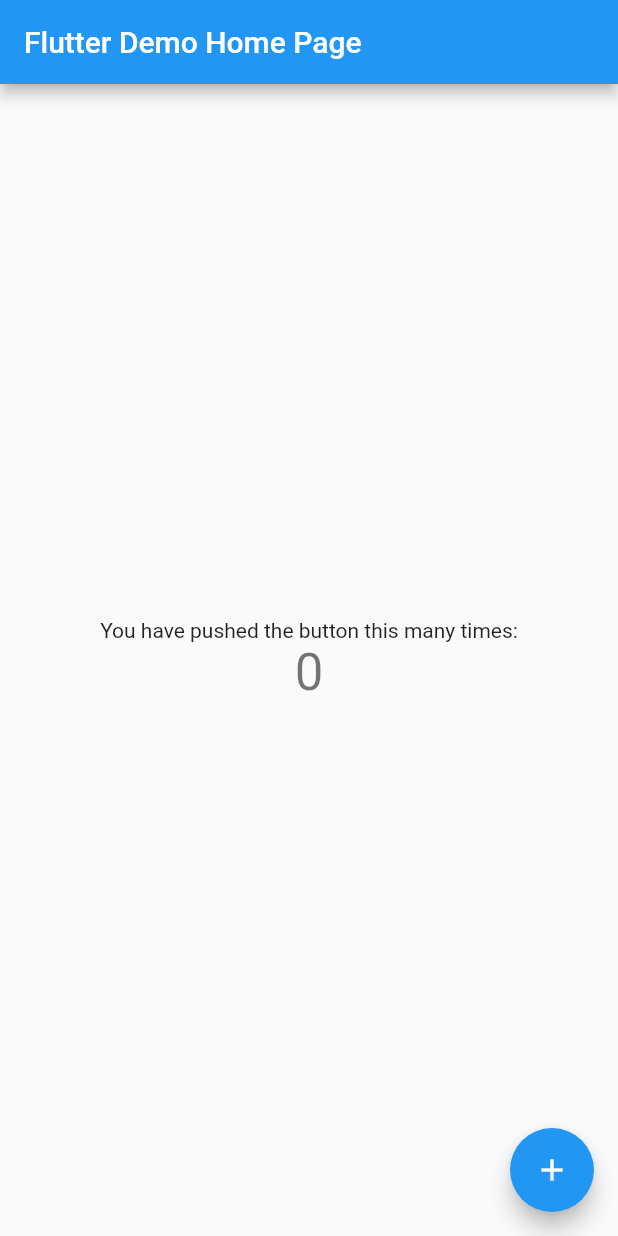
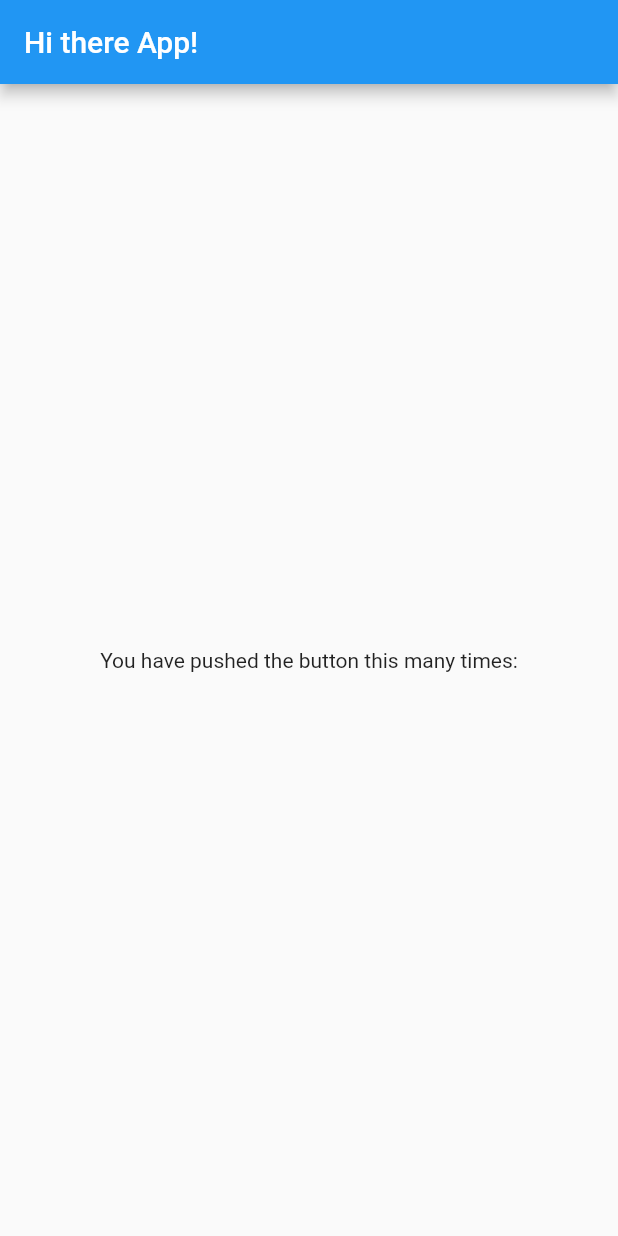
Before and after one commit to kalendula/HiThereApp, a Flutter app: the screen it shows after launch, on a phone screen of 412 x 824 dp. Run offline on Flutter 3.47's test engine with Material 2 defaults, Android fonts, the phone set to English and light mode, and no system bars.

Commit message:
refactor main.dart

```diff
--- /dev/null
+++ b/lib/home_page.dart
@@ -0,0 +1,25 @@
+import 'package:flutter/material.dart';
+
+class HomePage extends StatefulWidget {
+  HomePage({Key key}) : super(key: key);
+
+  @override
+  _HomePageState createState() => _HomePageState();
+}
+
+class _HomePageState extends State<HomePage> {
+
+  @override
+  Widget build(BuildContext context) {
+    return Scaffold(
+      appBar: AppBar(
+        title: Text('Hi there App!'),
+      ),
+      body: Center(
+           child: Text(
+              'You have pushed the button this many times:',
+            ),
+      ),
+    );
+  }
+}
--- a/lib/main.dart
+++ b/lib/main.dart
@@ -1,4 +1,5 @@
 import 'package:flutter/material.dart';
+import 'package:hithereapp/home_page.dart';
 
 void main() {
   runApp(MyApp());
@@ -8,58 +9,12 @@ class MyApp extends StatelessWidget {
   @override
   Widget build(BuildContext context) {
     return MaterialApp(
-      title: 'Flutter Demo',
+      title: 'Hi there App!',
       theme: ThemeData(
         primarySwatch: Colors.blue,
         visualDensity: VisualDensity.adaptivePlatformDensity,
       ),
-      home: MyHomePage(title: 'Flutter Demo Home Page'),
+      home: HomePage(),
     );
   }
 }
-
-class MyHomePage extends StatefulWidget {
-  MyHomePage({Key key, this.title}) : super(key: key);
-  final String title;
-
-  @override
-  _MyHomePageState createState() => _MyHomePageState();
-}
-
-class _MyHomePageState extends State<MyHomePage> {
-  int _counter = 0;
-
-  void _incrementCounter() {
-    setState(() {
-      _counter++;
-    });
-  }
-
-  @override
-  Widget build(BuildContext context) {
-    return Scaffold(
-      appBar: AppBar(
-        title: Text(widget.title),
-      ),
-      body: Center(
-        child: Column(
-          mainAxisAlignment: MainAxisAlignment.center,
-          children: <Widget>[
-            Text(
-              'You have pushed the button this many times:',
-            ),
-            Text(
-              '$_counter',
-              style: Theme.of(context).textTheme.headline4,
-            ),
-          ],
-        ),
-      ),
-      floatingActionButton: FloatingActionButton(
-        onPressed: _incrementCounter,
-        tooltip: 'Increment',
-        child: Icon(Icons.add),
-      ),
-    );
-  }
-}
```
